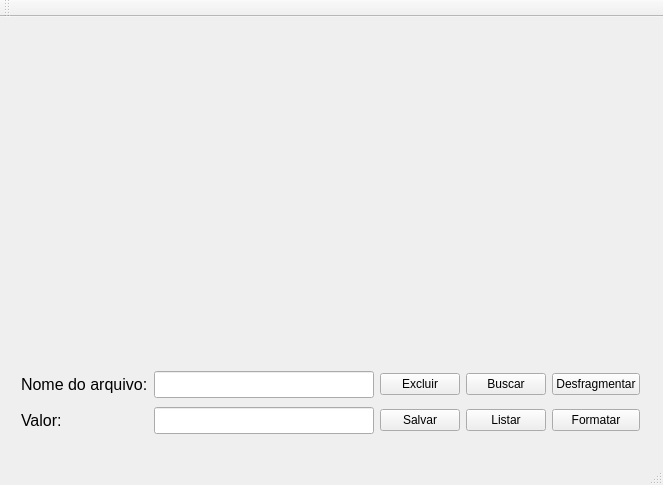
First picture: the form in GerenciadorDeDisco/mainwindow.ui, repository claranobre/project_disk, before the edit.
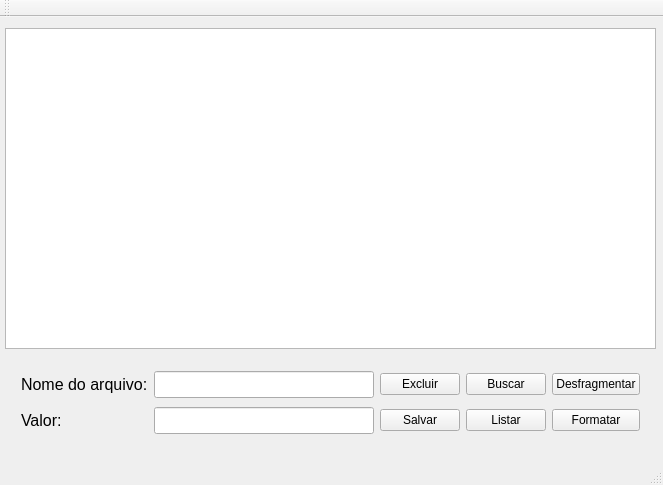
Second picture: the form after the edit.

What changed in the file:
```diff
--- a/GerenciadorDeDisco/mainwindow.ui
+++ b/GerenciadorDeDisco/mainwindow.ui
@@ -110,17 +110,21 @@
      </item>
     </layout>
    </widget>
-   <widget class="QLabel" name="grafico">
+   <widget class="QTextBrowser" name="grafico">
     <property name="geometry">
      <rect>
-      <x>30</x>
-      <y>30</y>
-      <width>611</width>
-      <height>51</height>
+      <x>5</x>
+      <y>11</y>
+      <width>651</width>
+      <height>321</height>
      </rect>
     </property>
-    <property name="text">
-     <string/>
+    <property name="html">
+     <string notr="true">&lt;!DOCTYPE HTML PUBLIC &quot;-//W3C//DTD HTML 4.0//EN&quot; &quot;http://www.w3.org/TR/REC-html40/strict.dtd&quot;&gt;
+&lt;html&gt;&lt;head&gt;&lt;meta name=&quot;qrichtext&quot; content=&quot;1&quot; /&gt;&lt;style type=&quot;text/css&quot;&gt;
+p, li { white-space: pre-wrap; }
+&lt;/style&gt;&lt;/head&gt;&lt;body style=&quot; font-family:'MS Shell Dlg 2'; font-size:8.25pt; font-weight:400; font-style:normal;&quot;&gt;
+&lt;p style=&quot;-qt-paragraph-type:empty; margin-top:0px; margin-bottom:0px; margin-left:0px; margin-right:0px; -qt-block-indent:0; text-indent:0px; font-size:8pt;&quot;&gt;&lt;br /&gt;&lt;/p&gt;&lt;/body&gt;&lt;/html&gt;</string>
     </property>
    </widget>
   </widget>
```
Left out of the diff: 5 changed lines with no effect on the pictures.
